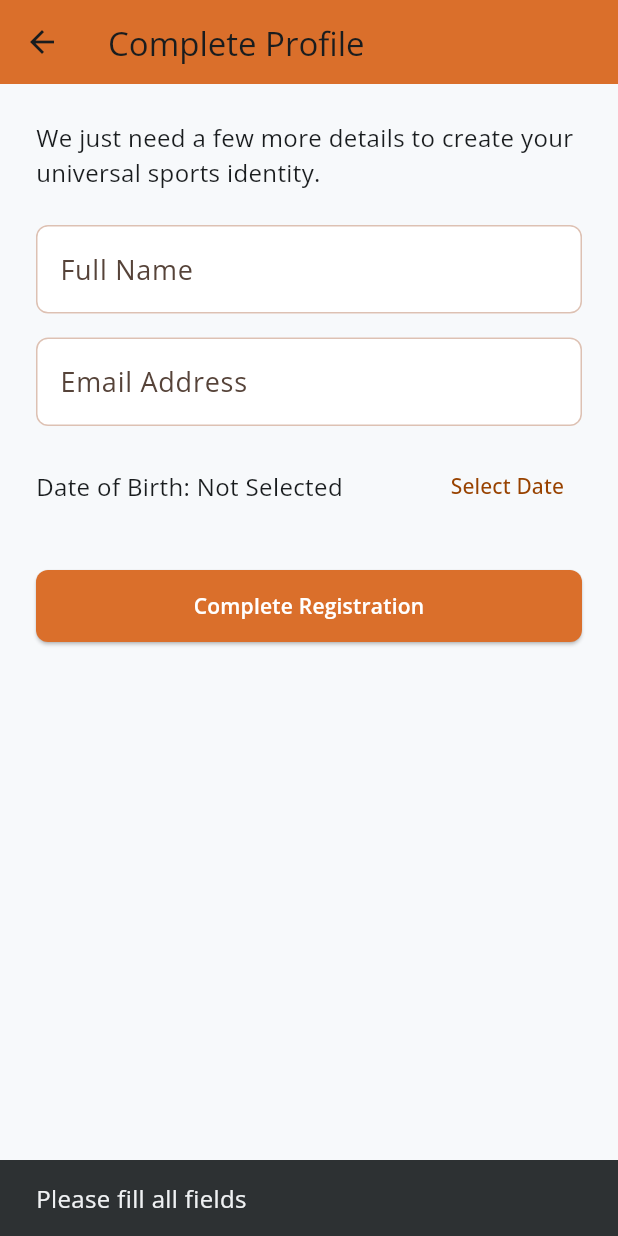
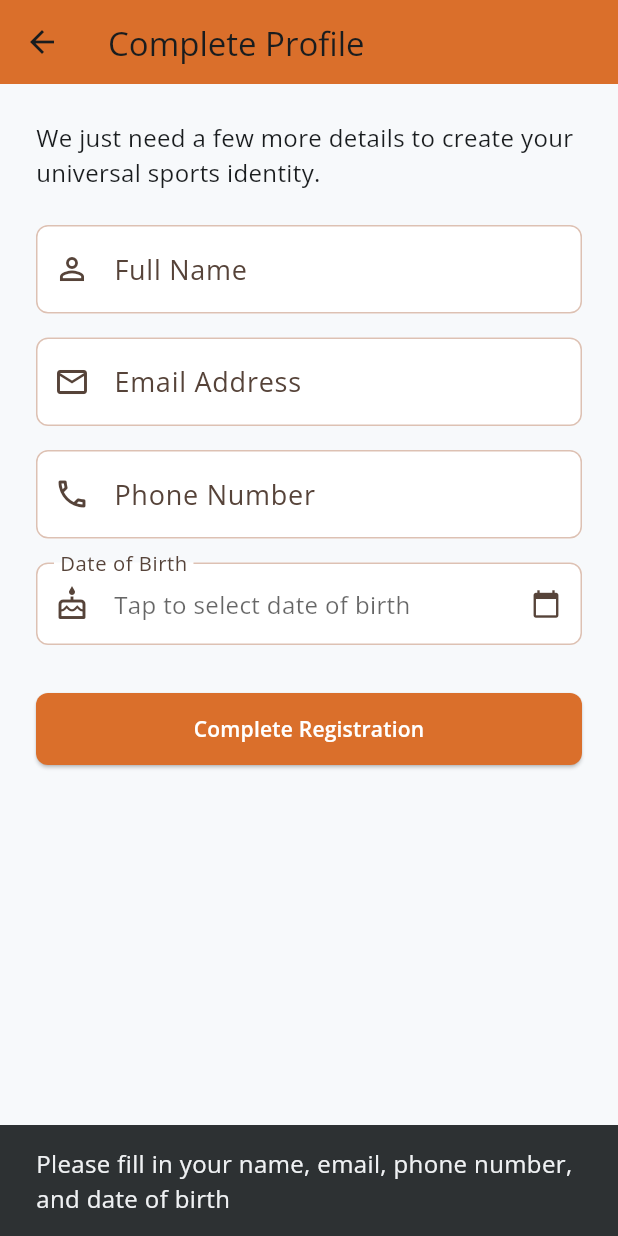
Before and after one commit to madhusudhan-5/goathlete_Flutter, a Flutter app: the ProfileCompletionScreen screen opened directly, after a tap on "Complete Registration", on a phone screen of 412 x 824 dp. Run offline on Flutter 3.47's test engine with Material 3 defaults, Android fonts, the phone set to English and light mode, and no system bars; our stand-ins replace dio, fl_chart, flutter_riverpod, flutter_secure_storage, freezed_annotation, geocoding and 6 more; missing offline and left inert: dart:js_interop, mobile_scanner, razorpay_flutter; accounts and stored records are empty; network calls fail; project files that could hold a hidden picture were left out.

Commit message:
Fix Google Sign-In profile completion and Executive app login flow
- Pre-fill Google account email and name on customer profile completion, require and save a validated phone number on the backend, and fix the date-of-birth formatting bug that truncated the displayed label.
- Fix Executive app staying stuck on the login screen after authentication by replacing the static SplashScreen nextScreen with a reactive auth gate, and add a show/hide password toggle.
- Allow `/api/users/login/` to authenticate with username, email, or phone number to match the Executive login prompt.

```diff
--- a/goathlete_workspace/apps/customer_app/lib/screens/auth/profile_completion_screen.dart
+++ b/goathlete_workspace/apps/customer_app/lib/screens/auth/profile_completion_screen.dart
@@ -2,6 +2,7 @@ import 'package:flutter/material.dart';
 import 'package:core_ui/core_ui.dart';
 import 'package:flutter_riverpod/flutter_riverpod.dart';
 import 'package:go_router/go_router.dart';
+import '../../network/api_client.dart';
 import '../../providers/auth_provider.dart';
 
 class ProfileCompletionScreen extends ConsumerStatefulWidget {
@@ -14,20 +15,114 @@ class ProfileCompletionScreen extends ConsumerStatefulWidget {
 class _ProfileCompletionScreenState extends ConsumerState<ProfileCompletionScreen> {
   final _nameController = TextEditingController();
   final _emailController = TextEditingController();
+  final _phoneController = TextEditingController();
   DateTime? _dob;
+
+  bool _isLoadingInitial = true;
+  bool _emailLocked = false;
+  bool _phoneLocked = false;
+
+  @override
+  void initState() {
+    super.initState();
+    _prefillProfile();
+  }
+
+  @override
+  void dispose() {
+    _nameController.dispose();
+    _emailController.dispose();
+    _phoneController.dispose();
+    super.dispose();
+  }
+
+  Future<void> _prefillProfile() async {
+    try {
+      final dio = ref.read(dioProvider);
+      final response = await dio.get('users/profile/');
+      if (!mounted) return;
+      final data = response.data;
+      if (data is Map) {
+        final firstName = (data['first_name'] ?? '').toString().trim();
+        final lastName = (data['last_name'] ?? '').toString().trim();
+        final fullName = [firstName, lastName].where((s) => s.isNotEmpty).join(' ');
+        final email = (data['email'] ?? '').toString().trim();
+        final phone = (data['phone_number'] ?? '').toString().trim();
+        final dobRaw = (data['date_of_birth'] ?? '').toString().trim();
+
+        setState(() {
+          if (fullName.isNotEmpty) _nameController.text = fullName;
+          if (email.isNotEmpty) {
+            _emailController.text = email;
+            _emailLocked = true;
+          }
+          if (phone.isNotEmpty) {
+            _phoneController.text = phone;
+            _phoneLocked = true;
+          }
+          if (dobRaw.isNotEmpty) {
+            _dob = DateTime.tryParse(dobRaw);
+          }
+          _isLoadingInitial = false;
+        });
+        return;
+      }
+    } catch (_) {
+      // Fallback to empty editable fields if profile fetch fails.
+    }
+    if (mounted) {
+      setState(() => _isLoadingInitial = false);
+    }
+  }
+
+  String _formatDate(DateTime date) {
+    final y = date.year.toString().padLeft(4, '0');
+    final m = date.month.toString().padLeft(2, '0');
+    final d = date.day.toString().padLeft(2, '0');
+    return '$y-$m-$d';
+  }
+
+  Future<void> _pickDate() async {
+    final picked = await showDatePicker(
+      context: context,
+      initialDate: _dob ?? DateTime(2000, 1, 1),
+      firstDate: DateTime(1900),
+      lastDate: DateTime.now(),
+    );
+    if (picked != null && mounted) {
+      setState(() {
+        _dob = picked;
+      });
+    }
+  }
 
   Future<void> _submitProfile() async {
     final name = _nameController.text.trim();
     final email = _emailController.text.trim();
+    final phone = _phoneController.text.trim();
 
-    if (name.isEmpty || email.isEmpty || _dob == null) {
-      ScaffoldMessenger.of(context).showSnackBar(const SnackBar(content: Text('Please fill all fields')));
+    if (name.isEmpty || email.isEmpty || phone.isEmpty || _dob == null) {
+      ScaffoldMessenger.of(context).showSnackBar(
+        const SnackBar(content: Text('Please fill in your name, email, phone number, and date of birth')),
+      );
       return;
     }
 
-    final dobStr = '${_dob!.year}-${_dob!.month.toString().padLeft(2, '0')}-${_dob!.day.toString().padLeft(2, '0')}';
+    if (!RegExp(r'^(?:\+91|91)?[6789]\d{9}$').hasMatch(phone)) {
+      ScaffoldMessenger.of(context).showSnackBar(
+        const SnackBar(content: Text('Enter a valid 10-digit Indian phone number')),
+      );
+      return;
+    }
 
-    final goathId = await ref.read(authProvider.notifier).completeProfile(name, email, dobStr);
+    final dobStr = _formatDate(_dob!);
+
+    final goathId = await ref.read(authProvider.notifier).completeProfile(
+      name,
+      email,
+      dobStr,
+      phoneNumber: phone,
+    );
 
     if (goathId != null && mounted) {
       showDialog(
@@ -42,7 +137,10 @@ class _ProfileCompletionScreenState extends ConsumerState<ProfileCompletionScree
               const SizedBox(height: 16),
               Text(
                 goathId,
-                style: Theme.of(context).textTheme.headlineSmall?.copyWith(color: GoAthleteColors.athleticOrange, fontWeight: FontWeight.bold),
+                style: Theme.of(context).textTheme.headlineSmall?.copyWith(
+                  color: GoAthleteColors.athleticOrange,
+                  fontWeight: FontWeight.bold,
+                ),
                 textAlign: TextAlign.center,
               ),
               const SizedBox(height: 16),
@@ -72,7 +170,9 @@ class _ProfileCompletionScreenState extends ConsumerState<ProfileCompletionScree
         title: const Text('Complete Profile'),
         backgroundColor: GoAthleteColors.athleticOrange,
       ),
-      body: SingleChildScrollView(
+      body: _isLoadingInitial
+          ? const Center(child: CircularProgressIndicator())
+          : SingleChildScrollView(
               padding: const EdgeInsets.all(24.0),
               child: Column(
                 crossAxisAlignment: CrossAxisAlignment.stretch,
@@ -81,37 +181,57 @@ class _ProfileCompletionScreenState extends ConsumerState<ProfileCompletionScree
                   const SizedBox(height: 24),
                   TextField(
                     controller: _nameController,
-              decoration: const InputDecoration(labelText: 'Full Name'),
+                    decoration: const InputDecoration(
+                      labelText: 'Full Name',
+                      prefixIcon: Icon(Icons.person_outline),
+                    ),
                   ),
                   const SizedBox(height: 16),
                   TextField(
                     controller: _emailController,
-              decoration: const InputDecoration(labelText: 'Email Address'),
+                    readOnly: _emailLocked,
+                    decoration: InputDecoration(
+                      labelText: 'Email Address',
+                      prefixIcon: const Icon(Icons.email_outlined),
+                      suffixIcon: _emailLocked
+                          ? const Icon(Icons.verified, color: Colors.green, size: 20)
+                          : null,
+                    ),
                     keyboardType: TextInputType.emailAddress,
                   ),
                   const SizedBox(height: 16),
-            Row(
-              children: [
-                Expanded(
-                  child: Text(_dob == null ? 'Date of Birth: Not Selected' : 'Date of Birth: ${_dob!.toLocal()}'.split(' ')[0]),
+                  TextField(
+                    controller: _phoneController,
+                    readOnly: _phoneLocked,
+                    decoration: InputDecoration(
+                      labelText: 'Phone Number',
+                      hintText: '10-digit mobile number',
+                      prefixIcon: const Icon(Icons.phone_outlined),
+                      suffixIcon: _phoneLocked
+                          ? const Icon(Icons.verified, color: Colors.green, size: 20)
+                          : null,
                     ),
-                TextButton(
-                  onPressed: () async {
-                    final picked = await showDatePicker(
-                      context: context,
-                      initialDate: DateTime(2000, 1, 1),
-                      firstDate: DateTime(1900),
-                      lastDate: DateTime.now(),
-                    );
-                    if (picked != null) {
-                      setState(() {
-                        _dob = picked;
-                      });
-                    }
-                  },
-                  child: const Text('Select Date'),
+                    keyboardType: TextInputType.phone,
                   ),
-              ],
+                  const SizedBox(height: 16),
+                  InkWell(
+                    onTap: _pickDate,
+                    borderRadius: BorderRadius.circular(12),
+                    child: InputDecorator(
+                      decoration: const InputDecoration(
+                        labelText: 'Date of Birth',
+                        prefixIcon: Icon(Icons.cake_outlined),
+                        suffixIcon: Icon(Icons.calendar_today, size: 20),
+                      ),
+                      child: Text(
+                        _dob == null ? 'Tap to select date of birth' : _formatDate(_dob!),
+                        style: TextStyle(
+                          color: _dob == null
+                              ? Theme.of(context).hintColor
+                              : Theme.of(context).textTheme.bodyLarge?.color,
+                        ),
+                      ),
+                    ),
                   ),
                   const SizedBox(height: 32),
                   if (authState.error != null) ...[
@@ -123,7 +243,11 @@ class _ProfileCompletionScreenState extends ConsumerState<ProfileCompletionScree
                     child: ElevatedButton(
                       onPressed: authState.isLoading ? null : _submitProfile,
                       child: authState.isLoading
-                    ? const CircularProgressIndicator(color: Colors.white)
+                          ? const SizedBox(
+                              height: 20,
+                              width: 20,
+                              child: CircularProgressIndicator(strokeWidth: 2, color: Colors.white),
+                            )
                           : const Text('Complete Registration'),
                     ),
                   ),
```
Also changed, not shown: goathlete_workspace/apps/customer_app/lib/providers/auth_provider.dart (+19 -3 lines), goathlete_workspace/apps/executive_app/lib/main.dart (+26 -15 lines), goathlete_workspace/apps/executive_app/lib/screens/login_screen.dart (+18 -4 lines), 3 other files. Lines whose indentation alone changed are shown as unchanged.
